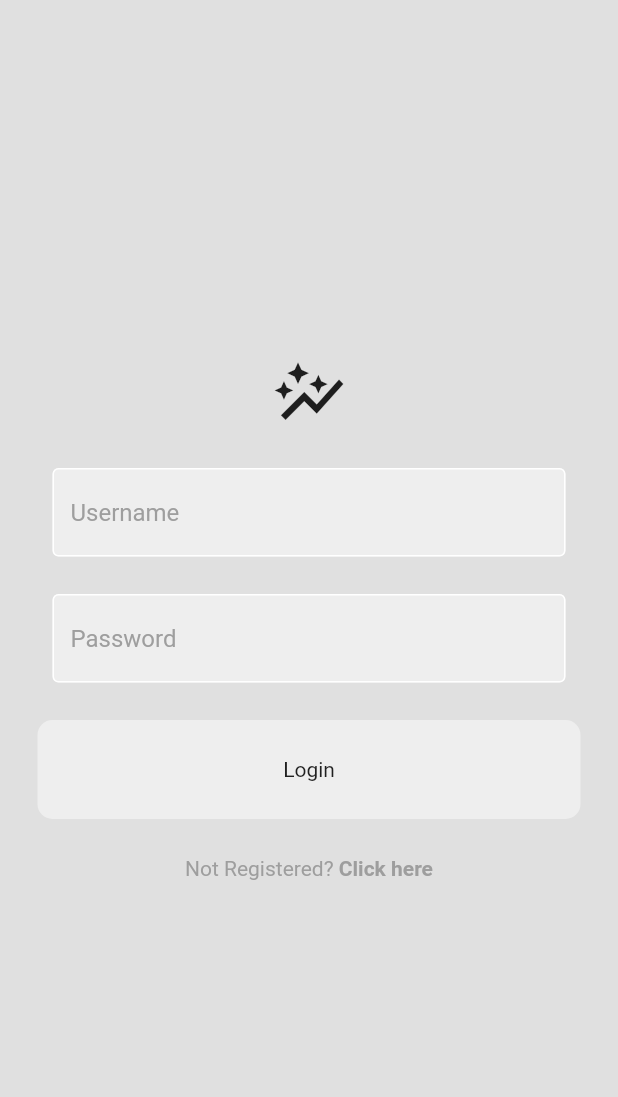
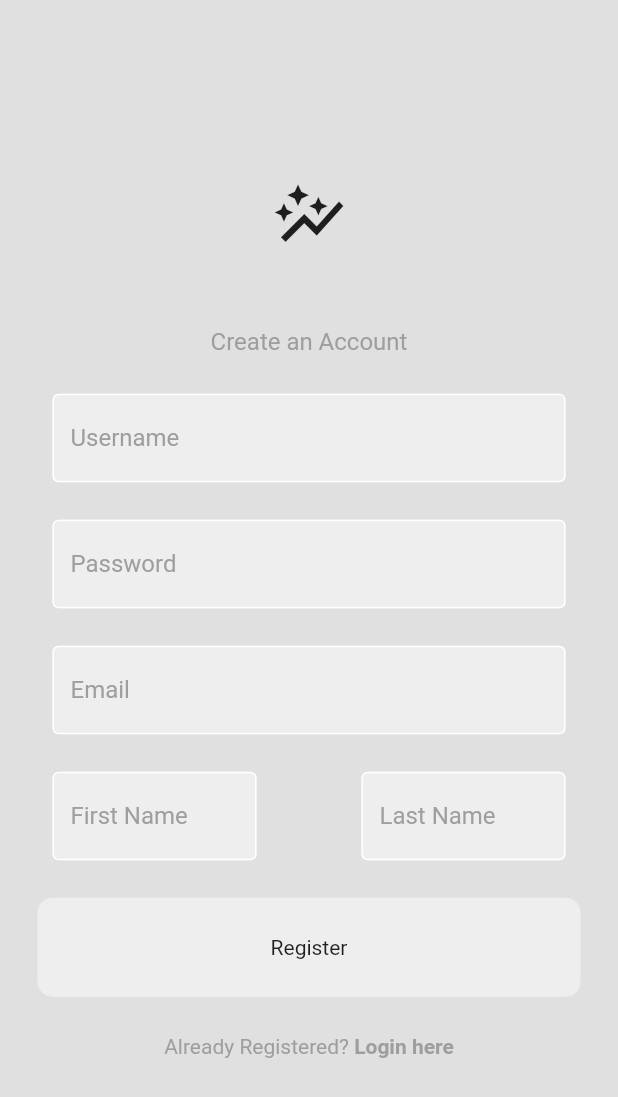
Before and after one commit to leoJ424/Flutter_JustAnotherExpenseTracker, a Flutter app: the screen it shows after launch, on a phone screen of 412 x 824 dp. Shown: the top 1097 px of the screen. Run offline on Flutter 3.47's test engine with Material 2 defaults, Android fonts, the phone set to English and light mode, and no system bars.

Commit message:
Setting up the registeration page

```diff
--- a/lib/main.dart
+++ b/lib/main.dart
@@ -1,6 +1,7 @@
 import 'package:flutter/material.dart';
+import 'package:project_2/pages/register_page.dart';
 import 'package:project_2/themes/light_mode.dart';
-import 'pages/login_page.dart';
+//import 'pages/login_page.dart';
 
 void main() {
   runApp(const MyApp());
@@ -13,7 +14,7 @@ class MyApp extends StatelessWidget {
   Widget build(BuildContext context){
     return MaterialApp(
       debugShowCheckedModeBanner: false,
-      home: LoginPage(),
+      home: RegisterPage(),
       theme: lightMode,
     );
   }
--- /dev/null
+++ b/lib/pages/register_page.dart
@@ -0,0 +1,130 @@
+import 'package:flutter/material.dart';
+
+import '../components/button_component.dart';
+import '../components/text_field_component.dart';
+
+class RegisterPage extends StatelessWidget {
+  RegisterPage({super.key});
+
+  //text controllers
+
+  final TextEditingController userNameController = TextEditingController();
+  final TextEditingController passwordController = TextEditingController();
+  final TextEditingController emailController = TextEditingController();
+  final TextEditingController firstNameController = TextEditingController();
+  final TextEditingController lastNameController = TextEditingController();
+
+  //register method
+  void register() {
+
+  }
+
+  @override
+  Widget build(BuildContext context) {
+    return Scaffold(
+      backgroundColor: Theme.of(context).colorScheme.background,
+      body: Center(
+        child: Column(
+          mainAxisAlignment: MainAxisAlignment.center,
+          children: [
+            //logo
+            Icon(
+              Icons.auto_graph,
+              size: 50,
+            ),
+
+            const SizedBox(height: 50),
+
+            Text(
+              "Create an Account",
+              style: TextStyle(
+                color: Theme.of(context).colorScheme.primary,
+                fontSize: 16
+              ),
+            ),
+
+
+            //username textfield
+            const SizedBox(height: 25),
+
+            TextFieldComponent(
+              hintText: "Username",
+              controller: userNameController
+            ),
+
+            const SizedBox(height: 25),
+
+            //password text field
+
+            TextFieldComponent(
+              hintText: "Password",
+              obscureText: true,
+              controller: passwordController,
+            ),
+
+            //email text field
+            const SizedBox(height: 25),
+
+            TextFieldComponent(
+              hintText: "Email",
+              controller: emailController
+            ),
+
+            //First name and last name
+            const SizedBox(height: 25),
+
+            Row(
+              mainAxisAlignment: MainAxisAlignment.center,
+              children: [
+                Expanded(
+                  child: TextFieldComponent(
+                    hintText: "First Name",
+                    controller: firstNameController
+                  ),
+                ),
+
+                Expanded(
+                  child: TextFieldComponent(
+                    hintText: "Last Name",
+                    controller: firstNameController
+                  ),
+                ),
+              ],
+            ),
+
+            //loginbutton
+            const SizedBox(height: 25),
+
+            ButtonComponent(
+              buttonText: "Register",
+              onTap: register,
+            ),
+
+            //register
+            const SizedBox(height: 25),
+
+            Row(
+              mainAxisAlignment: MainAxisAlignment.center,
+              children: [
+                Text(
+                  "Already Registered? ",
+                  style: TextStyle(
+                    color: Theme.of(context).colorScheme.primary
+                  ),
+                ),
+
+                Text(
+                  "Login here",
+                  style: TextStyle(
+                    fontWeight: FontWeight.bold,
+                    color: Theme.of(context).colorScheme.primary
+                  ),
+                ),
+              ],
+            )
+          ],
+        ),
+      ),
+    );
+  }
+}
```
